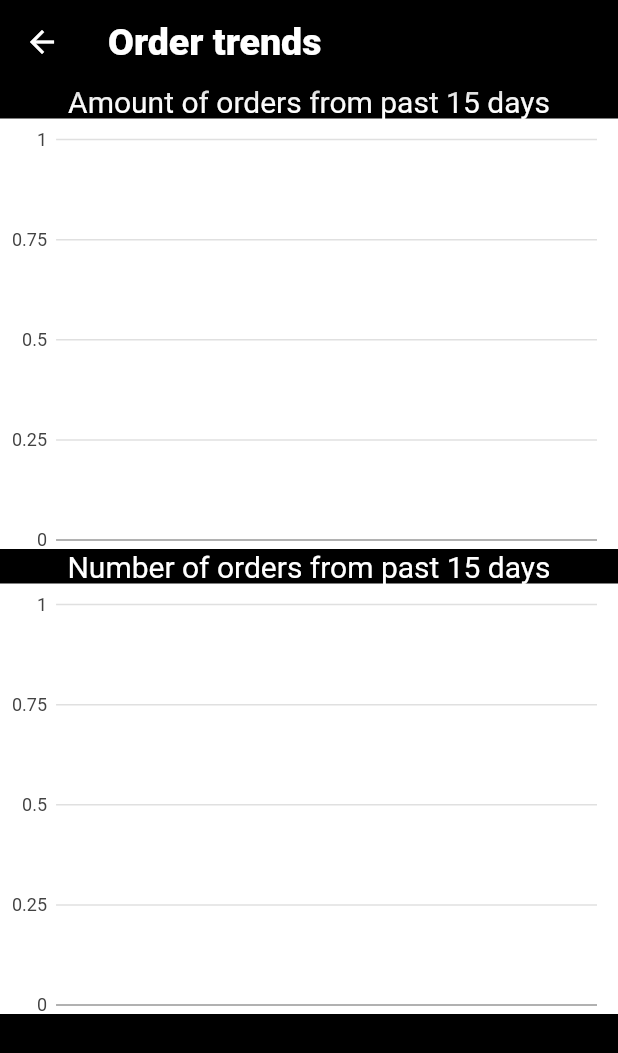
After one commit to vkivaturi/naapos_mobile, a Flutter app: the screen it shows after launch, after a tap on "Weekly trends", on a phone screen of 412 x 824 dp. The commit adds this screen. Shown: the top 1053 px of the screen. Run offline on Flutter 3.47's test engine with Material 2 defaults, Android fonts, the phone set to English and light mode, and no system bars; our stand-ins replace charts_flutter, csv, rflutter_alert, sqflite; missing offline and left inert: flutter_email_sender; accounts and stored records are empty.

Commit message:
Charts trends

```diff
--- /dev/null
+++ b/lib/charts_trends.dart
@@ -0,0 +1,134 @@
+import 'package:flutter/material.dart';
+import 'package:naapos/database_helper.dart';
+import 'package:naapos/entities.dart';
+import 'package:naapos/utils_invoice.dart';
+import 'package:charts_flutter/flutter.dart' as charts;
+import 'package:intl/intl.dart';
+
+class TrendsChart extends StatefulWidget {
+  TrendsChart({Key key, this.title}) : super(key: key);
+
+  final String title;
+
+  @override
+  TrendsChartState createState() => TrendsChartState();
+}
+
+class TrendsChartState extends State<TrendsChart> {
+  // reference to our single class that manages the database
+  final dbHelper = DatabaseHelper.instance;
+  //Lists of map to store invoices
+  List<OrderValueTimeline> orderValueTimelineList;
+  List<OrderCountTimeline> orderCountTimelineList;
+
+  @override
+  void initState() {
+    orderValueTimelineList = [];
+    orderCountTimelineList = [];
+    super.initState();
+
+    //Load all orders initially
+    _queryOrderTrends();
+  }
+
+  // homepage layout
+  @override
+  Widget build(BuildContext context) {
+    return Scaffold(
+        appBar: AppBar(
+          title: Text(
+            'Order trends ',
+            textAlign: TextAlign.left,
+            style: TextStyle(fontSize: 25.0, color: Colors.white),
+          ),
+        ),
+        body: Container(
+          child: Column(
+            children: <Widget>[
+              Text(
+                "Amount of orders from past 15 days",
+                textAlign: TextAlign.center,
+                style: TextStyle(fontSize: 20.0, color: Colors.white),
+              ),
+              Container(
+                  height: (MediaQuery.of(context).size.height - 250) / 2,
+                  color: Colors.white,
+                  width: MediaQuery.of(context).size.width,
+                  child: new charts.BarChart(
+                    [
+                      new charts.Series<OrderValueTimeline, String>(
+                        id: 'Sales',
+                        colorFn: (_, __) =>
+                            charts.MaterialPalette.blue.shadeDefault,
+                        domainFn: (OrderValueTimeline sales, _) =>
+                            sales.weekDay,
+                        measureFn: (OrderValueTimeline sales, _) =>
+                            sales.invoiceAmount,
+                        data: orderValueTimelineList,
+                      )
+                    ],
+                    animate: true,
+                  )),
+              Text(
+                "Number of orders from past 15 days",
+                textAlign: TextAlign.center,
+                style: TextStyle(fontSize: 20.0, color: Colors.white),
+              ),
+              Container(
+                  height: (MediaQuery.of(context).size.height - 250) / 2,
+                  color: Colors.white,
+                  width: MediaQuery.of(context).size.width,
+                  child: new charts.BarChart(
+                    [
+                      new charts.Series<OrderCountTimeline, String>(
+                        id: 'Sales',
+                        colorFn: (_, __) =>
+                            charts.MaterialPalette.blue.shadeDefault,
+                        domainFn: (OrderCountTimeline sales, _) =>
+                            sales.weekDay,
+                        measureFn: (OrderCountTimeline sales, _) =>
+                            sales.orderCount,
+                        data: orderCountTimelineList,
+                      )
+                    ],
+                    animate: true,
+                  )),
+            ],
+          ),
+        ));
+  }
+
+  //Fetch order trends from backend.
+  void _queryOrderTrends() async {
+    //Set start and end date as today and execute top orders query
+    final invNumberFormat = new DateFormat('yyyyMMdd');
+    var now = DateTime.now();
+    var old15Days = DateTime.now().subtract(Duration(days: 15));
+
+    int searchStartDate = int.parse(
+        int.parse(invNumberFormat.format(old15Days)).toString() + "000000");
+    int searchEndDate =
+        int.parse(int.parse(invNumberFormat.format(now)).toString() + "235959");
+    int topItemsNum = 5;
+
+    final allRows = await dbHelper.queryTrends(searchStartDate, searchEndDate);
+
+    orderValueTimelineList = [];
+    orderCountTimelineList = [];
+
+    allRows.forEach((row) => _addTrendsToList(row));
+
+    //Refresh screen with invoices list since this function is an async one
+    setState(() {});
+  }
+
+  void _addTrendsToList(Map<String, Object> row) {
+    OrderValueTimeline orderValue =
+        new OrderValueTimeline(row["saleDate"].toString(), row["saleAmount"]);
+    orderValueTimelineList.add(orderValue);
+
+    OrderCountTimeline orderCount =
+        new OrderCountTimeline(row["saleDate"].toString(), row["saleCount"]);
+    orderCountTimelineList.add(orderCount);
+  }
+}
--- a/lib/dashboard.dart
+++ b/lib/dashboard.dart
@@ -1,5 +1,7 @@
 import 'package:flutter/material.dart';
 import 'package:naapos/charts_top_items.dart';
+import 'package:naapos/charts_top_orders.dart';
+import 'package:naapos/charts_trends.dart';
 
 class Dashboard extends StatefulWidget {
   @override
@@ -26,9 +28,9 @@ class _DashboardState extends State<Dashboard> {
           children: <Widget>[
             makeDashboardItem("Top 5 selling items", Icons.list, Colors.pinkAccent, TopItemChart()),
             makeDashboardItem(
-                "Top 5 orders", Icons.highlight, Colors.lightBlueAccent, TopItemChart()),
-//            makeDashboardItem(
-//                "Weekly order timeline", Icons.graphic_eq, Colors.yellow, TopOrdersChart()),
+                "Top 5 orders", Icons.highlight, Colors.lightBlueAccent, TopOrderChart()),
+            makeDashboardItem(
+                "Weekly trends", Icons.graphic_eq, Colors.yellow, TrendsChart()),
 //            makeDashboardItem(
 //                "Weekly order values", Icons.show_chart, Colors.orange, TopOrdersChart()),
 //            makeDashboardItem(
--- a/lib/database_helper.dart
+++ b/lib/database_helper.dart
@@ -242,4 +242,42 @@ class DatabaseHelper {
     }
     return null;
   }
+
+  //Fetch top n items sold in a specific date range
+  Future<List<Map<String, dynamic>>> queryTRTopOrdersSold(
+      int startInv, int endInv, int reqRows) async {
+    Database db = await instance.database;
+
+    List<Map> result = await db.rawQuery(
+        'SELECT $columnIVinvoiceNumber, $columnIVinvoiceAmount AS soldCount FROM $invoiceTable '
+            'WHERE $columnIVinvoiceAmount IS NOT NULL AND $columnIVinvoiceNumber >= ? AND $columnIVinvoiceNumber <= ? '
+            'ORDER BY $columnIVinvoiceAmount DESC '
+            'LIMIT $reqRows',
+        [startInv, endInv]);
+    print("#### Result : " + result.toString());
+    if (result.length > 0) {
+      return result;
+    }
+    return null;
+  }
+
+  //Fetch top n items sold in a specific date range
+  Future<List<Map<String, dynamic>>> queryTrends(
+      int startInv, int endInv) async {
+    Database db = await instance.database;
+
+    //Manipulation of invoice date is needed since we want to group by yyyyMMdd while the invoice number format is yyyyMMddHHmmSS
+    List<Map> result = await db.rawQuery(
+        'SELECT CAST($columnIVinvoiceNumber/1000000 as int) as saleDate, COUNT(*) as saleCount, SUM($columnIVinvoiceAmount) as saleAmount FROM $invoiceTable '
+            'WHERE $columnIVinvoiceAmount IS NOT NULL AND $columnIVinvoiceNumber >= ? AND $columnIVinvoiceNumber <= ? '
+            'GROUP BY $columnIVinvoiceNumber/1000000 '
+            'ORDER BY $columnIVinvoiceAmount DESC ',
+        [startInv, endInv]);
+    print("#### Result : " + result.toString());
+    if (result.length > 0) {
+      return result;
+    }
+    return null;
+  }
+
 }
--- a/lib/entities.dart
+++ b/lib/entities.dart
@@ -108,9 +108,28 @@ class Invoice {
   }
 }
 
+//Below entity classes are used in charts
 class TopItemsSold {
   final String item;
   final int sales;
 
   TopItemsSold(this.item, this.sales);
 }
+class TopOrdersSold {
+  final int invoiceNumber;
+  final double invoiceAmount;
+
+  TopOrdersSold(this.invoiceNumber, this.invoiceAmount);
+}
+class OrderValueTimeline {
+  final String weekDay;
+  final double invoiceAmount;
+
+  OrderValueTimeline(this.weekDay, this.invoiceAmount);
+}
+class OrderCountTimeline {
+  final String weekDay;
+  final int orderCount;
+
+  OrderCountTimeline(this.weekDay, this.orderCount);
+}
```
Also changed, not shown: lib/charts_top_orders.dart (renamed from lib/charts_top_items.dart, +28 -24 lines).
